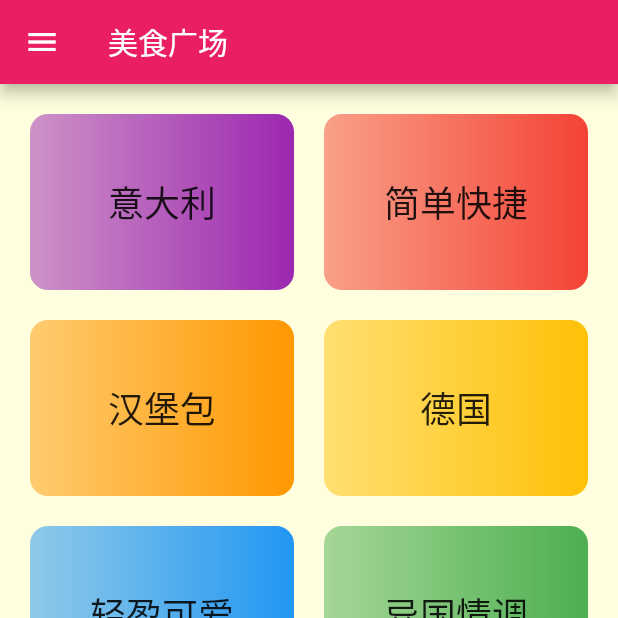
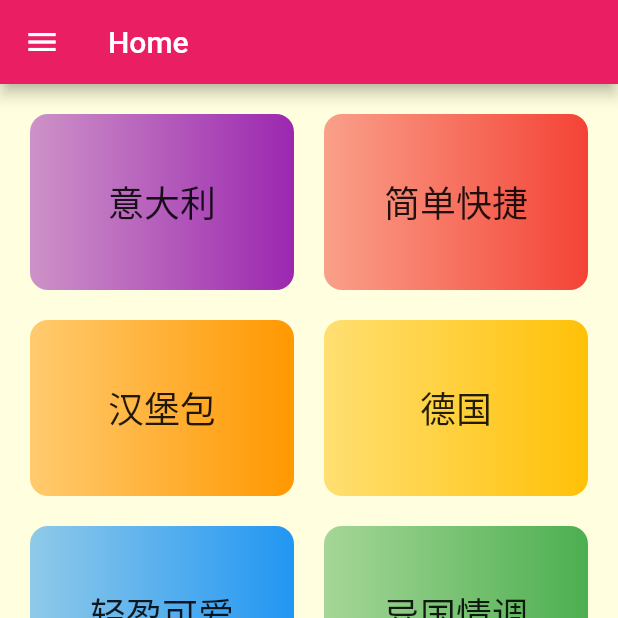
Before and after one commit to YanxiFeng/LearnFlutter, a Flutter app: the screen it shows after launch, on a phone screen of 412 x 824 dp, the top half of it. Run offline on Flutter 3.47's test engine with Material 2 defaults, Android fonts, the phone set to English and light mode, and no system bars; our stand-ins replace dio.

Commit message:
implement i18n

```diff
--- /dev/null
+++ b/lib/i18n/localizations.dart
@@ -0,0 +1,29 @@
+import 'dart:convert';
+import 'dart:ui';
+import 'package:flutter/services.dart';
+
+class HYLocalizations {
+  final Locale locale;
+  HYLocalizations(this.locale);
+
+  Future loadJson() async {
+    // 1.加载json文件
+    final jsonString = await rootBundle.loadString("assets/json/i18n.json");
+
+    // 2.对json进行解析
+    Map<String, dynamic> map = json.decode(jsonString);
+
+    _localizeValues = map.map((key, value) {
+      return MapEntry(key, value.cast<String, String>());
+    });
+  }
+
+  static Map<String, Map<String, String>> _localizeValues = {
+    "en": {"title": "Home", "hello": "Hello", "pickTime": "Pick a time~"},
+    "zh": {"title": "首页", "hello": "您好", "pickTime": "选择一个时间~"},
+  };
+
+  String? get title {
+    return _localizeValues[locale.languageCode]!["title"];
+  }
+}
--- /dev/null
+++ b/lib/i18n/localizations_delegate.dart
@@ -0,0 +1,23 @@
+import 'package:flutter/material.dart';
+import 'package:learnflutter/i18n/localizations.dart';
+
+class HYLocalizationDelagate extends LocalizationsDelegate<HYLocalizations> {
+  static HYLocalizationDelagate delagate = HYLocalizationDelagate();
+
+  @override
+  bool isSupported(Locale locale) {
+    return ["zh", "en"].contains(locale.languageCode);
+  }
+
+  @override
+  Future<HYLocalizations> load(Locale locale) async {
+    final localizations = HYLocalizations(locale);
+    await localizations.loadJson();
+    return localizations;
+  }
+
+  @override
+  bool shouldReload(covariant LocalizationsDelegate old) {
+    return false;
+  }
+}
--- a/lib/main.dart
+++ b/lib/main.dart
@@ -3,6 +3,7 @@ import 'package:flutter_localizations/flutter_localizations.dart';
 import 'package:learnflutter/core/viewmodel/favor_view_model.dart';
 import 'package:learnflutter/core/viewmodel/filter_view_model.dart';
 import 'package:learnflutter/core/viewmodel/meal_view_model.dart';
+import 'package:learnflutter/i18n/localizations_delegate.dart';
 import 'package:learnflutter/ui/shared/app_theme.dart';
 import 'package:learnflutter/core/router/route.dart';
 import 'package:provider/provider.dart';
@@ -34,7 +35,8 @@ class MyApp extends StatelessWidget {
       localizationsDelegates: [
         GlobalMaterialLocalizations.delegate,
         GlobalCupertinoLocalizations.delegate,
-        GlobalWidgetsLocalizations.delegate
+        GlobalWidgetsLocalizations.delegate,
+        HYLocalizationDelagate.delagate
       ],
       //路由
       initialRoute: HYRouter.initialRoute,
--- a/lib/ui/pages/home/home.dart
+++ b/lib/ui/pages/home/home.dart
@@ -1,4 +1,5 @@
 import 'package:flutter/material.dart';
+import 'package:learnflutter/i18n/localizations.dart';
 import 'package:learnflutter/ui/pages/home/home_drawer.dart';
 
 import 'home_content.dart';
@@ -10,7 +11,7 @@ class HYHomeScreen extends StatelessWidget {
   Widget build(BuildContext context) {
     return Scaffold(
       appBar: AppBar(
-        title: Text("美食广场"),
+        title: Text(Localizations.of(context, HYLocalizations).title),
       ),
       body: HYHomeContent(),
       drawer: HYHomeDrawer(),
```
Also changed, not shown: assets/json/i18n.json (added, +12 -0 lines), 1 other file.
